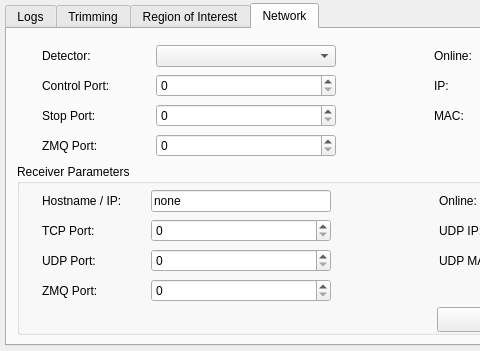
slsdetectorgroup/slsDetectorPackage, file slsDetectorGui/forms/form_tab_advanced.ui: the form before one commit; both pictures show x 0 to 480 and y 0 to 351 of the 775 by 351 pixel window.
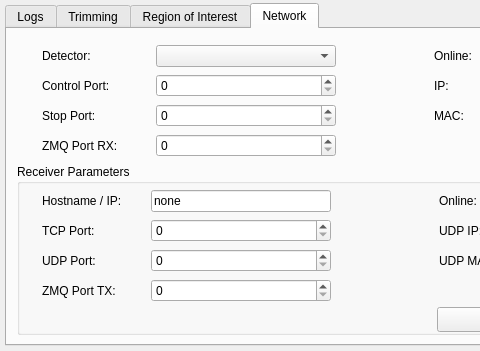
The form after the commit. Icons and pictures are not drawn.

Commit message: including zmq port change in gui

Diff of the .ui file:
```diff
--- a/slsDetectorGui/forms/form_tab_advanced.ui
+++ b/slsDetectorGui/forms/form_tab_advanced.ui
@@ -1264,7 +1264,7 @@
           </sizepolicy>
          </property>
          <property name="text">
-          <string>ZMQ Port:</string>
+          <string>ZMQ Port TX:</string>
          </property>
         </widget>
        </item>
@@ -1625,7 +1625,7 @@
          </sizepolicy>
         </property>
         <property name="text">
-         <string>ZMQ Port:</string>
+         <string>ZMQ Port RX:</string>
         </property>
        </widget>
       </item>
```
Left out of the diff: 4 changed lines with no effect on the pictures.
